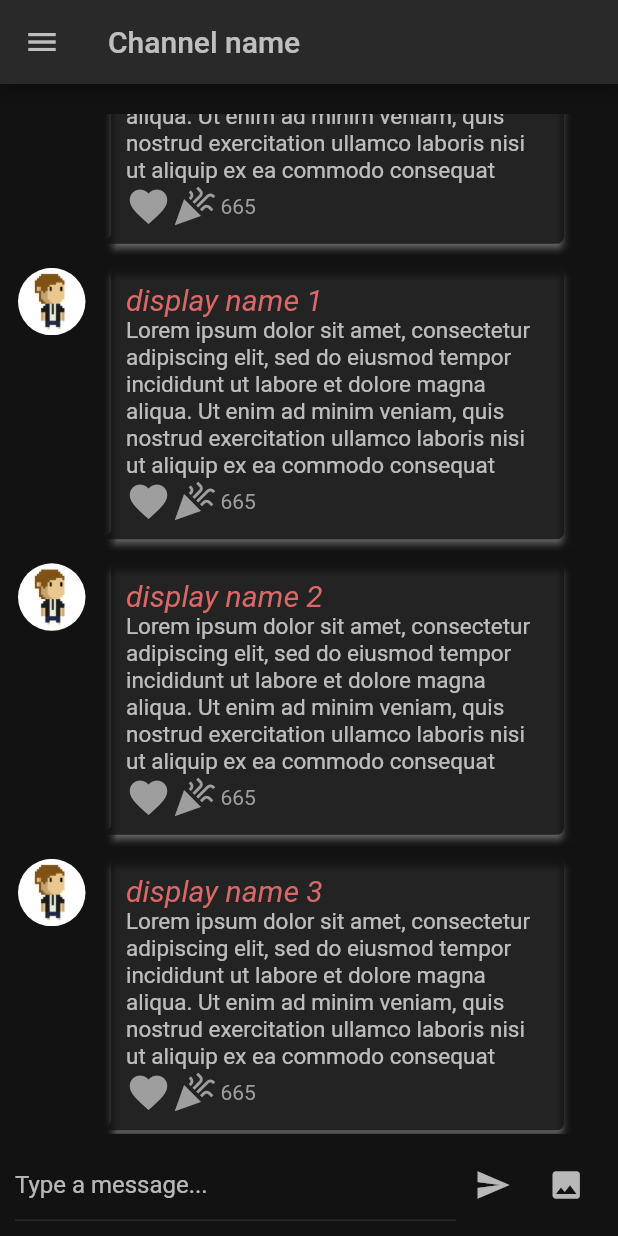
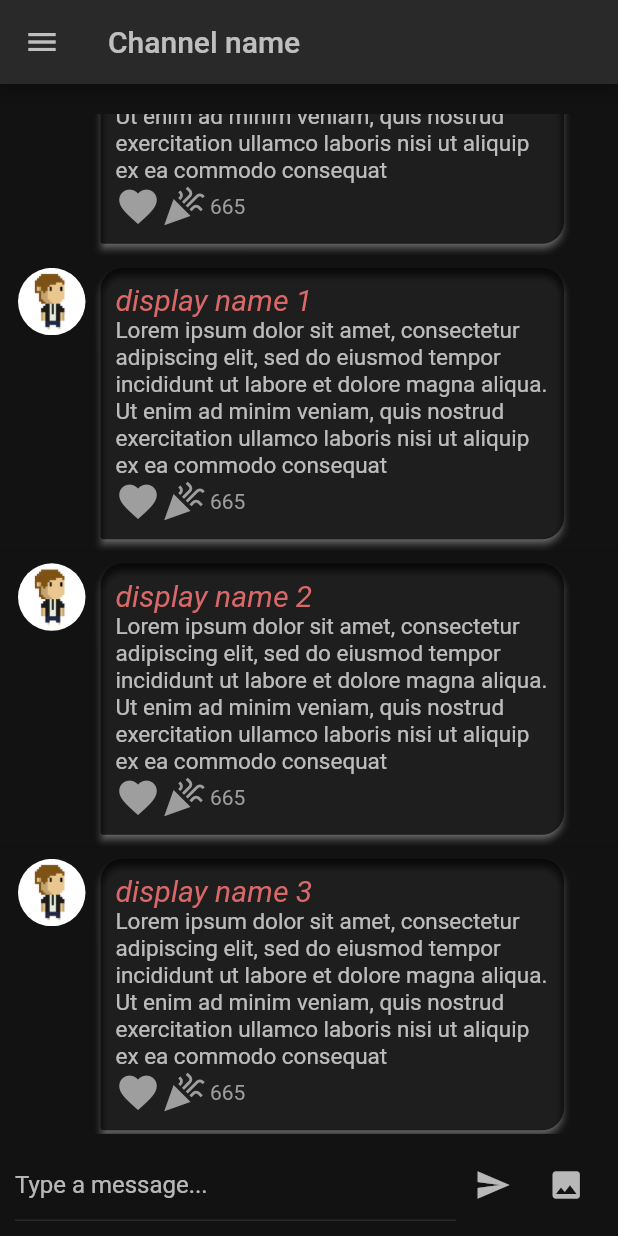
Before and after one commit to pri1311/xyz, a Flutter app: the ChannelScreen screen opened directly, scrolled down 528 dp, on a phone screen of 412 x 824 dp. Run offline on Flutter 3.47's test engine with Material 2 defaults, Android fonts, the phone set to English and light mode, and no system bars; drawn by our look-alikes of flutter_chat_bubble, like_button; our stand-ins replace animated_text_kit, salomon_bottom_bar; missing offline and left inert: fancy_drawer, flappy_search_bar.

Commit message:
minor changes

```diff
--- a/lib/screens/widgets.dart
+++ b/lib/screens/widgets.dart
@@ -3,6 +3,15 @@ import 'package:flutter_chat_bubble/bubble_type.dart';
 import 'package:flutter_chat_bubble/chat_bubble.dart';
 import 'package:flutter_chat_bubble/clippers/chat_bubble_clipper_4.dart';
 import 'package:like_button/like_button.dart';
+import 'package:flutter_chat_bubble/clippers/chat_bubble_clipper_1.dart';
+import 'package:flutter_chat_bubble/clippers/chat_bubble_clipper_10.dart';
+import 'package:flutter_chat_bubble/clippers/chat_bubble_clipper_2.dart';
+import 'package:flutter_chat_bubble/clippers/chat_bubble_clipper_3.dart';
+import 'package:flutter_chat_bubble/clippers/chat_bubble_clipper_5.dart';
+import 'package:flutter_chat_bubble/clippers/chat_bubble_clipper_6.dart';
+import 'package:flutter_chat_bubble/clippers/chat_bubble_clipper_7.dart';
+import 'package:flutter_chat_bubble/clippers/chat_bubble_clipper_8.dart';
+import 'package:flutter_chat_bubble/clippers/chat_bubble_clipper_9.dart';
 
 class Workspacebuttons extends StatelessWidget {
   final String location;
@@ -71,10 +80,9 @@ class messageThread extends StatelessWidget {
               Container(
                 width: width * 0.75,
                 child: ChatBubble(
-                  backGroundColor: Color(0xFF121212).withOpacity(0.8),
-                  clipper: ChatBubbleClipper4(
+                  backGroundColor: Color(0xFF050505).withOpacity(0.75),
+                  clipper: ChatBubbleClipper10(
                     type: BubbleType.receiverBubble,
-                    nipSize: 0,
                   ),
                   child: imageFilePath is Null
                       ? Column(
```
